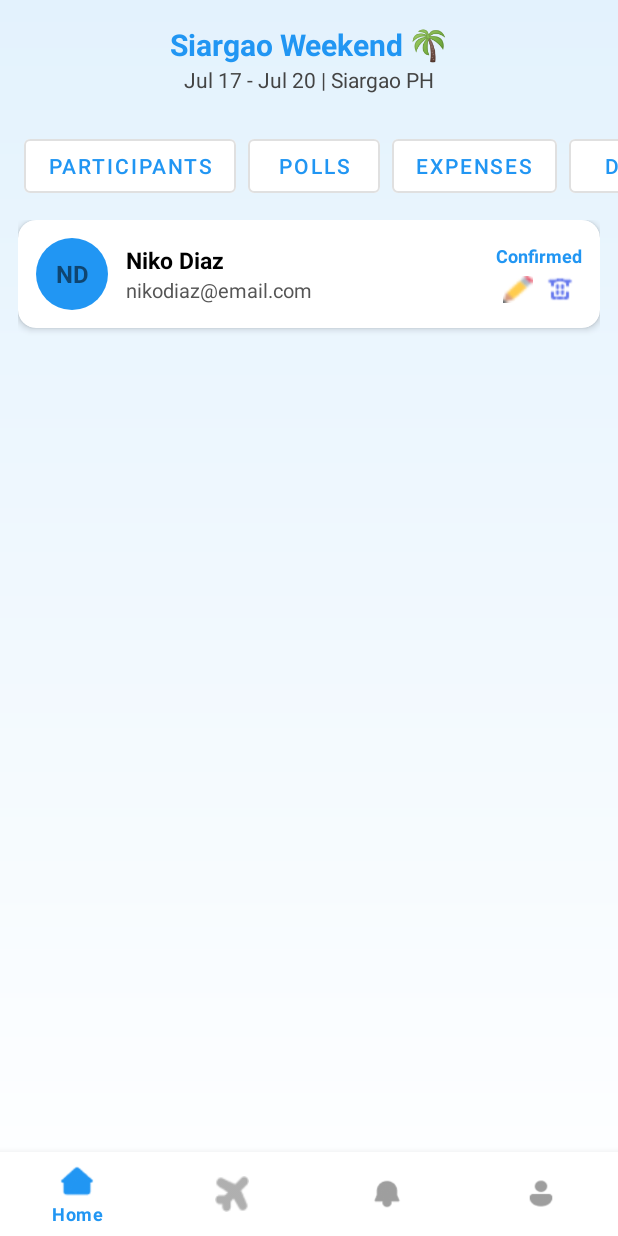
After one commit to giliannerose/TripMate, an Android app built with Jetpack Compose: the TripDetailsActivity screen opened directly, with no data from a screen before it, on a phone screen of 412 x 824 dp. The commit adds this screen. Run offline under Robolectric (Android 15) with nearby library versions, the phone set to English and light mode, and no system bars.

Commit message:
participants screen added

```diff
--- a/app/src/main/AndroidManifest.xml
+++ b/app/src/main/AndroidManifest.xml
@@ -17,6 +17,8 @@
         <activity android:name=".LoginSuccessActivity" />
         <activity android:name=".DashboardActivity" />
         <activity android:name=".ProfileSetupActivity" />
+        <activity android:name=".ForgotPasswordActivity" />
+        <activity android:name=".TripDetailsActivity" />
 
         <activity
             android:name=".WelcomeActivity"
--- a/app/src/main/java/com/example/tripmate/LoginActivity.kt
+++ b/app/src/main/java/com/example/tripmate/LoginActivity.kt
@@ -39,7 +39,9 @@ class LoginActivity : AppCompatActivity() {
         }
 
         tvForgotPassword.setOnClickListener {
-            Toast.makeText(this, "Forgot Password clicked!", Toast.LENGTH_SHORT).show()
+            val intent = Intent(this, ForgotPasswordActivity::class.java)
+            startActivity(intent)
         }
+
     }
 }
--- a/app/src/main/java/com/example/tripmate/ProfileSetupActivity.kt
+++ b/app/src/main/java/com/example/tripmate/ProfileSetupActivity.kt
@@ -47,7 +47,8 @@ class ProfileSetupActivity : AppCompatActivity() {
                 Toast.makeText(this, "Please fill all fields", Toast.LENGTH_SHORT).show()
             } else {
                 Toast.makeText(this, "Profile saved successfully!", Toast.LENGTH_SHORT).show()
-                val intent = Intent(this, DashboardActivity::class.java)
+                // Go to Welcome Dialog
+                val intent = Intent(this, LoginSuccessActivity::class.java)
                 startActivity(intent)
                 finish()
             }
@@ -55,7 +56,7 @@ class ProfileSetupActivity : AppCompatActivity() {
 
         // Skip button
         btnSkip.setOnClickListener {
-            val intent = Intent(this, DashboardActivity::class.java)
+            val intent = Intent(this, LoginSuccessActivity::class.java)
             startActivity(intent)
             finish()
         }
--- /dev/null
+++ b/app/src/main/java/com/example/tripmate/TripDetailsActivity.kt
@@ -0,0 +1,39 @@
+package com.example.tripmate
+
+import android.os.Bundle
+import android.widget.Button
+import android.widget.Toast
+import androidx.appcompat.app.AppCompatActivity
+import com.google.android.material.bottomnavigation.BottomNavigationView
+
+class TripDetailsActivity : AppCompatActivity() {
+    override fun onCreate(savedInstanceState: Bundle?) {
+        super.onCreate(savedInstanceState)
+        setContentView(R.layout.activity_trip_details)
+
+        val tabParticipants = findViewById<Button>(R.id.tabParticipants)
+        val tabPolls = findViewById<Button>(R.id.tabPolls)
+        val tabExpenses = findViewById<Button>(R.id.tabExpenses)
+        val tabDocs = findViewById<Button>(R.id.tabDocs)
+        val tabItinerary = findViewById<Button>(R.id.tabItinerary)
+        val bottomNav = findViewById<BottomNavigationView>(R.id.bottomNav)
+
+        // Tab clicks
+        tabParticipants.setOnClickListener { Toast.makeText(this, "Participants tab selected", Toast.LENGTH_SHORT).show() }
+        tabPolls.setOnClickListener { Toast.makeText(this, "Polls tab selected", Toast.LENGTH_SHORT).show() }
+        tabExpenses.setOnClickListener { Toast.makeText(this, "Expenses tab selected", Toast.LENGTH_SHORT).show() }
+        tabDocs.setOnClickListener { Toast.makeText(this, "Docs tab selected", Toast.LENGTH_SHORT).show() }
+        tabItinerary.setOnClickListener { Toast.makeText(this, "Itinerary tab selected", Toast.LENGTH_SHORT).show() }
+
+        // Bottom nav interactions
+        bottomNav.setOnItemSelectedListener { item ->
+            when (item.itemId) {
+                R.id.nav_home -> Toast.makeText(this, "Home", Toast.LENGTH_SHORT).show()
+                R.id.nav_create -> Toast.makeText(this, "Create Trip", Toast.LENGTH_SHORT).show()
+                R.id.nav_notifications -> Toast.makeText(this, "Notifications", Toast.LENGTH_SHORT).show()
+                R.id.nav_profile -> Toast.makeText(this, "Profile", Toast.LENGTH_SHORT).show()
+            }
+            true
+        }
+    }
+}
--- /dev/null
+++ b/app/src/main/res/drawable/circle_bg.xml
@@ -0,0 +1,5 @@
+<?xml version="1.0" encoding="utf-8"?>
+<shape xmlns:android="http://schemas.android.com/apk/res/android"
+    android:shape="oval">
+    <solid android:color="#2196F3"/>
+</shape>
--- a/app/src/main/res/layout/activity_dashboard.xml
+++ b/app/src/main/res/layout/activity_dashboard.xml
@@ -42,11 +42,14 @@
 
             <!-- Trip Card -->
             <androidx.cardview.widget.CardView
+                android:id="@+id/cardTripSiargao"
                 android:layout_width="match_parent"
                 android:layout_height="wrap_content"
                 android:layout_marginBottom="20dp"
                 app:cardCornerRadius="16dp"
                 app:cardElevation="6dp"
+                android:clickable="true"
+                android:focusable="true"
                 android:foreground="?attr/selectableItemBackground">
 
                 <LinearLayout
--- /dev/null
+++ b/app/src/main/res/layout/activity_trip_details.xml
@@ -0,0 +1,226 @@
+<?xml version="1.0" encoding="utf-8"?>
+<androidx.constraintlayout.widget.ConstraintLayout
+    xmlns:android="http://schemas.android.com/apk/res/android"
+    xmlns:app="http://schemas.android.com/apk/res-auto"
+    xmlns:tools="http://schemas.android.com/tools"
+    android:layout_width="match_parent"
+    android:layout_height="match_parent"
+    android:background="@drawable/bg_gradient"
+    tools:context=".TripDetailsActivity">
+
+    <!-- Header -->
+    <LinearLayout
+        android:id="@+id/headerSection"
+        android:layout_width="match_parent"
+        android:layout_height="wrap_content"
+        android:orientation="vertical"
+        android:padding="16dp"
+        android:gravity="center_horizontal"
+        app:layout_constraintTop_toTopOf="parent">
+
+        <TextView
+            android:id="@+id/tvTripTitle"
+            android:layout_width="wrap_content"
+            android:layout_height="wrap_content"
+            android:text="Siargao Weekend 🌴"
+            android:textColor="#2196F3"
+            android:textStyle="bold"
+            android:textSize="20sp"/>
+
+        <TextView
+            android:id="@+id/tvTripDate"
+            android:layout_width="wrap_content"
+            android:layout_height="wrap_content"
+            android:text="Jul 17 - Jul 20 | Siargao PH"
+            android:textColor="#444444"
+            android:textSize="14sp"/>
+    </LinearLayout>
+
+    <!-- Tabs (Participants, Polls, etc.) -->
+    <HorizontalScrollView
+        android:id="@+id/tabScroll"
+        android:layout_width="match_parent"
+        android:layout_height="wrap_content"
+        android:layout_marginTop="8dp"
+        android:scrollbars="none"
+        app:layout_constraintTop_toBottomOf="@id/headerSection">
+
+        <LinearLayout
+            android:layout_width="wrap_content"
+            android:layout_height="wrap_content"
+            android:orientation="horizontal"
+            android:paddingHorizontal="16dp">
+
+            <Button
+                android:layout_width="wrap_content"
+                android:layout_height="wrap_content"
+                android:id="@+id/tabParticipants"
+                android:text="Participants"
+                style="@style/Widget.MaterialComponents.Button.OutlinedButton"
+                android:textColor="#2196F3"
+                android:backgroundTint="#FFFFFF"
+                android:layout_marginEnd="8dp"/>
+
+            <Button
+                android:layout_width="wrap_content"
+                android:layout_height="wrap_content"
+                android:id="@+id/tabPolls"
+                android:text="Polls"
+                style="@style/Widget.MaterialComponents.Button.OutlinedButton"
+                android:textColor="#2196F3"
+                android:backgroundTint="#FFFFFF"
+                android:layout_marginEnd="8dp"/>
+
+            <Button
+                android:layout_width="wrap_content"
+                android:layout_height="wrap_content"
+                android:id="@+id/tabExpenses"
+                android:text="Expenses"
+                style="@style/Widget.MaterialComponents.Button.OutlinedButton"
+                android:textColor="#2196F3"
+                android:backgroundTint="#FFFFFF"
+                android:layout_marginEnd="8dp"/>
+
+            <Button
+                android:layout_width="wrap_content"
+                android:layout_height="wrap_content"
+                android:id="@+id/tabDocs"
+                android:text="Docs"
+                style="@style/Widget.MaterialComponents.Button.OutlinedButton"
+                android:textColor="#2196F3"
+                android:backgroundTint="#FFFFFF"
+                android:layout_marginEnd="8dp"/>
+
+            <Button
+                android:layout_width="wrap_content"
+                android:layout_height="wrap_content"
+                android:id="@+id/tabItinerary"
+                android:text="Itinerary"
+                style="@style/Widget.MaterialComponents.Button.OutlinedButton"
+                android:textColor="#2196F3"
+                android:backgroundTint="#FFFFFF"/>
+        </LinearLayout>
+    </HorizontalScrollView>
+
+    <!-- Participant List -->
+    <ScrollView
+        android:id="@+id/scrollParticipants"
+        android:layout_width="match_parent"
+        android:layout_height="0dp"
+        android:layout_margin="12dp"
+        app:layout_constraintTop_toBottomOf="@id/tabScroll"
+        app:layout_constraintBottom_toTopOf="@id/bottomNav">
+
+        <LinearLayout
+            android:layout_width="match_parent"
+            android:layout_height="wrap_content"
+            android:orientation="vertical">
+
+            <!-- Repeat this card for each participant -->
+            <androidx.cardview.widget.CardView
+                android:layout_width="match_parent"
+                android:layout_height="wrap_content"
+                android:layout_marginBottom="10dp"
+                app:cardCornerRadius="12dp"
+                app:cardElevation="3dp"
+                android:backgroundTint="#FFFFFF">
+
+                <LinearLayout
+                    android:layout_width="match_parent"
+                    android:layout_height="wrap_content"
+                    android:orientation="horizontal"
+                    android:padding="12dp"
+                    android:gravity="center_vertical">
+
+                    <!-- Avatar -->
+                    <TextView
+                        android:layout_width="48dp"
+                        android:layout_height="48dp"
+                        android:gravity="center"
+                        android:text="ND"
+                        android:textStyle="bold"
+                        android:backgroundTint="#2196F3"
+                        android:background="@drawable/circle_bg"
+                        android:textSize="16sp"/>
+
+                    <!-- Name & Email -->
+                    <LinearLayout
+                        android:layout_width="0dp"
+                        android:layout_height="wrap_content"
+                        android:layout_weight="1"
+                        android:orientation="vertical"
+                        android:paddingStart="12dp">
+
+                        <TextView
+                            android:layout_width="wrap_content"
+                            android:layout_height="wrap_content"
+                            android:text="Niko Diaz"
+                            android:textStyle="bold"
+                            android:textColor="#000000"
+                            android:textSize="15sp"/>
+
+                        <TextView
+                            android:layout_width="wrap_content"
+                            android:layout_height="wrap_content"
+                            android:text="nikodiaz@email.com"
+                            android:textColor="#555555"
+                            android:textSize="13sp"/>
+                    </LinearLayout>
+
+                    <!-- Status + Actions -->
+                    <LinearLayout
+                        android:layout_width="wrap_content"
+                        android:layout_height="wrap_content"
+                        android:orientation="vertical"
+                        android:gravity="center">
+
+                        <TextView
+                            android:layout_width="wrap_content"
+                            android:layout_height="wrap_content"
+                            android:text="Confirmed"
+                            android:textColor="#2196F3"
+                            android:textStyle="bold"
+                            android:textSize="12sp"
+                            android:gravity="center"/>
+
+                        <LinearLayout
+                            android:layout_width="wrap_content"
+                            android:layout_height="wrap_content"
+                            android:orientation="horizontal"
+                            android:gravity="center"
+                            android:layout_marginTop="4dp">
+
+                            <ImageView
+                                android:layout_width="20dp"
+                                android:layout_height="20dp"
+                                android:src="@drawable/ic_edit"
+                                android:contentDescription="Edit participant"
+                                android:layout_marginEnd="8dp"/>
+
+                            <ImageView
+                                android:layout_width="20dp"
+                                android:layout_height="20dp"
+                                android:src="@drawable/ic_delete"
+                                android:contentDescription="Delete participant"/>
+                        </LinearLayout>
+                    </LinearLayout>
+                </LinearLayout>
+            </androidx.cardview.widget.CardView>
+
+            <!-- You can later make this list dynamic in Kotlin using RecyclerView -->
+        </LinearLayout>
+    </ScrollView>
+
+    <!-- Bottom Navigation -->
+    <com.google.android.material.bottomnavigation.BottomNavigationView
+        android:id="@+id/bottomNav"
+        android:layout_width="0dp"
+        android:layout_height="wrap_content"
+        android:background="#FFFFFF"
+        app:itemIconTint="@color/nav_item_selector"
+        app:itemTextColor="@color/nav_item_selector"
+        app:menu="@menu/bottom_nav_menu"
+        app:layout_constraintBottom_toBottomOf="parent"
+        app:layout_constraintStart_toStartOf="parent"
+        app:layout_constraintEnd_toEndOf="parent"/>
+</androidx.constraintlayout.widget.ConstraintLayout>
--- a/app/src/main/res/menu/bottom_nav_menu.xml
+++ b/app/src/main/res/menu/bottom_nav_menu.xml
@@ -8,7 +8,7 @@
 
     <item
         android:id="@+id/nav_add"
-        android:icon="@drawable/ic_add_circle"
+        android:icon="@drawable/ic_airplane"
         android:title="Add" />
 
     <item
```
Also changed, not shown: app/src/main/java/com/example/tripmate/DashboardActivity.kt (+14 -2 lines), app/src/main/java/com/example/tripmate/ForgotPasswordActivity.kt (added, +42 -0 lines), app/src/main/res/layout/activity_forgot_password.xml (added, +105 -0 lines), app/src/main/res/drawable/ic_airplane.png (added), app/src/main/res/drawable/ic_delete.png (added), app/src/main/res/drawable/ic_edit.png (added).
